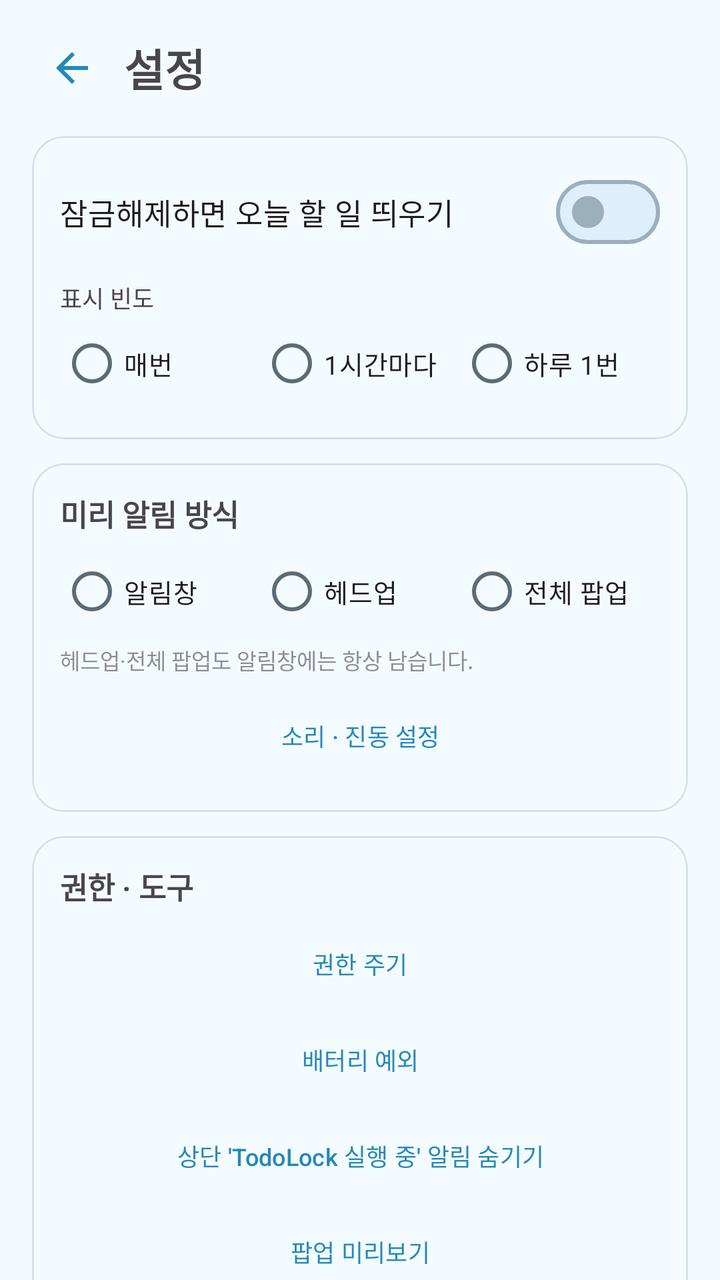
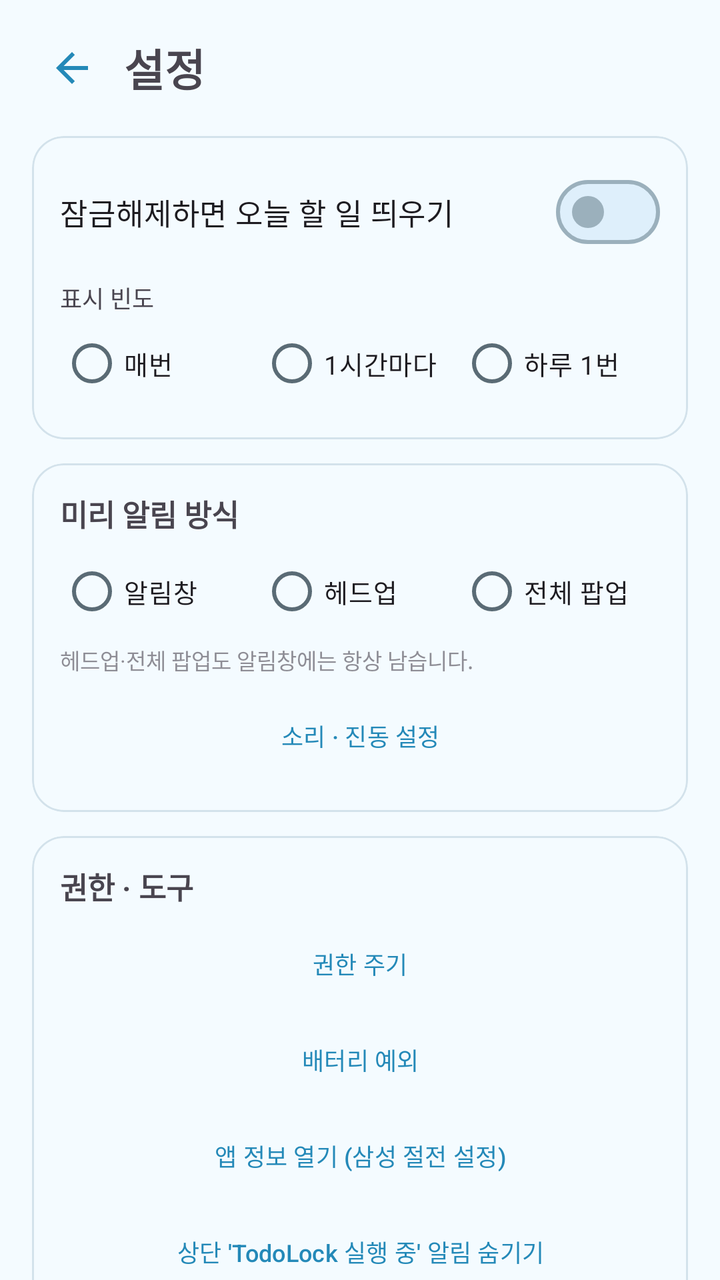

The first picture is an Android layout as it rendered before a commit; the second is the same layout after the commit. The layout source and the unified diff follow.
<!-- AndroidManifest.xml: application theme Theme.TodoLock -->
<!-- res/layout/activity_settings.xml -->
<?xml version="1.0" encoding="utf-8"?>
<androidx.core.widget.NestedScrollView xmlns:android="http://schemas.android.com/apk/res/android"
    xmlns:app="http://schemas.android.com/apk/res-auto"
    android:layout_width="match_parent"
    android:layout_height="match_parent"
    android:fitsSystemWindows="true"
    android:fillViewport="true">

    <LinearLayout
        android:layout_width="match_parent"
        android:layout_height="wrap_content"
        android:orientation="vertical"
        android:paddingStart="16dp"
        android:paddingEnd="16dp"
        android:paddingTop="14dp"
        android:paddingBottom="24dp">

        <LinearLayout
            android:layout_width="match_parent"
            android:layout_height="wrap_content"
            android:orientation="horizontal"
            android:gravity="center_vertical">

            <ImageButton
                android:id="@+id/btnBack"
                android:layout_width="40dp"
                android:layout_height="40dp"
                android:padding="8dp"
                android:src="@drawable/ic_back"
                app:tint="?attr/colorPrimary"
                android:background="?attr/selectableItemBackgroundBorderless"
                android:contentDescription="뒤로" />

            <TextView
                android:layout_width="0dp"
                android:layout_height="wrap_content"
                android:layout_weight="1"
                android:layout_marginStart="6dp"
                android:text="설정"
                android:textSize="22sp"
                android:textStyle="bold" />
        </LinearLayout>

        
        <com.google.android.material.card.MaterialCardView
            android:layout_width="match_parent"
            android:layout_height="wrap_content"
            android:layout_marginTop="14dp"
            app:cardCornerRadius="16dp"
            app:cardElevation="0dp"
            app:strokeWidth="1dp">

            <LinearLayout
                android:layout_width="match_parent"
                android:layout_height="wrap_content"
                android:orientation="vertical"
                android:padding="14dp">

                <com.google.android.material.materialswitch.MaterialSwitch
                    android:id="@+id/swEnabled"
                    android:layout_width="match_parent"
                    android:layout_height="wrap_content"
                    android:text="잠금해제하면 오늘 할 일 띄우기"
                    android:textSize="15sp" />

                <TextView
                    android:layout_width="match_parent"
                    android:layout_height="wrap_content"
                    android:layout_marginTop="10dp"
                    android:text="표시 빈도"
                    android:textSize="12sp"
                    android:textColor="?android:attr/textColorSecondary" />

                <RadioGroup
                    android:id="@+id/rgMode"
                    android:layout_width="match_parent"
                    android:layout_height="wrap_content"
                    android:orientation="horizontal">

                    <RadioButton
                        android:id="@+id/rbAlways"
                        android:layout_width="0dp"
                        android:layout_height="wrap_content"
                        android:layout_weight="1"
                        android:textSize="13sp"
                        android:text="매번" />

                    <RadioButton
                        android:id="@+id/rbHourly"
                        android:layout_width="0dp"
                        android:layout_height="wrap_content"
                        android:layout_weight="1"
                        android:textSize="13sp"
                        android:text="1시간마다" />

                    <RadioButton
                        android:id="@+id/rbOnce"
                        android:layout_width="0dp"
                        android:layout_height="wrap_content"
                        android:layout_weight="1"
                        android:textSize="13sp"
                        android:text="하루 1번" />
                </RadioGroup>
            </LinearLayout>
        </com.google.android.material.card.MaterialCardView>

        
        <com.google.android.material.card.MaterialCardView
            android:layout_width="match_parent"
            android:layout_height="wrap_content"
            android:layout_marginTop="12dp"
            app:cardCornerRadius="16dp"
            app:cardElevation="0dp"
            app:strokeWidth="1dp">

            <LinearLayout
                android:layout_width="match_parent"
                android:layout_height="wrap_content"
                android:orientation="vertical"
                android:padding="14dp">

                <TextView
                    android:layout_width="match_parent"
                    android:layout_height="wrap_content"
                    android:text="미리 알림 방식"
                    android:textSize="15sp"
                    android:textStyle="bold" />

                <RadioGroup
                    android:id="@+id/rgRemind"
                    android:layout_width="match_parent"
                    android:layout_height="wrap_content"
                    android:orientation="horizontal"
                    android:layout_marginTop="4dp">

                    <RadioButton
                        android:id="@+id/rbShade"
                        android:layout_width="0dp"
                        android:layout_height="wrap_content"
                        android:layout_weight="1"
                        android:textSize="13sp"
                        android:text="알림창" />

                    <RadioButton
                        android:id="@+id/rbHeadsUp"
                        android:layout_width="0dp"
                        android:layout_height="wrap_content"
                        android:layout_weight="1"
                        android:textSize="13sp"
                        android:text="헤드업" />

                    <RadioButton
                        android:id="@+id/rbPopup"
                        android:layout_width="0dp"
                        android:layout_height="wrap_content"
                        android:layout_weight="1"
                        android:textSize="13sp"
                        android:text="전체 팝업" />
                </RadioGroup>

                <TextView
                    android:layout_width="match_parent"
                    android:layout_height="wrap_content"
                    android:layout_marginTop="2dp"
                    android:textSize="11sp"
                    android:alpha="0.6"
                    android:text="헤드업·전체 팝업도 알림창에는 항상 남습니다." />

                <com.google.android.material.button.MaterialButton
                    android:id="@+id/btnRemindSound"
                    style="@style/Widget.Material3.Button.TextButton"
                    android:layout_width="match_parent"
                    android:layout_height="wrap_content"
                    android:layout_marginTop="6dp"
                    android:textSize="12sp"
                    android:text="소리 · 진동 설정" />
            </LinearLayout>
        </com.google.android.material.card.MaterialCardView>

        
        <com.google.android.material.card.MaterialCardView
            android:layout_width="match_parent"
            android:layout_height="wrap_content"
            android:layout_marginTop="12dp"
            app:cardCornerRadius="16dp"
            app:cardElevation="0dp"
            app:strokeWidth="1dp">

            <LinearLayout
                android:layout_width="match_parent"
                android:layout_height="wrap_content"
                android:orientation="vertical"
                android:padding="14dp">

                <TextView
                    android:layout_width="match_parent"
                    android:layout_height="wrap_content"
                    android:text="권한 · 도구"
                    android:textSize="15sp"
                    android:textStyle="bold" />

                <TextView
                    android:id="@+id/tvPermWarn"
                    android:layout_width="match_parent"
                    android:layout_height="wrap_content"
                    android:layout_marginTop="4dp"
                    android:textSize="12sp"
                    android:textColor="?attr/colorError"
                    android:text="⚠ '다른 앱 위에 표시' 권한이 없으면 팝업 대신 알림으로만 표시됩니다."
                    android:visibility="gone" />

                <com.google.android.material.button.MaterialButton
                    android:id="@+id/btnOverlay"
                    style="@style/Widget.Material3.Button.TextButton"
                    android:layout_width="match_parent"
                    android:layout_height="wrap_content"
                    android:layout_marginTop="4dp"
                    android:textSize="12sp"
                    android:text="권한 주기" />

                <com.google.android.material.button.MaterialButton
                    android:id="@+id/btnBattery"
                    style="@style/Widget.Material3.Button.TextButton"
                    android:layout_width="match_parent"
                    android:layout_height="wrap_content"
                    android:textSize="12sp"
                    android:text="배터리 예외" />

                <com.google.android.material.button.MaterialButton
                    android:id="@+id/btnHideOngoing"
                    style="@style/Widget.Material3.Button.TextButton"
                    android:layout_width="match_parent"
                    android:layout_height="wrap_content"
                    android:textSize="12sp"
                    android:text="상단 'TodoLock 실행 중' 알림 숨기기" />

                <com.google.android.material.button.MaterialButton
                    android:id="@+id/btnTest"
                    style="@style/Widget.Material3.Button.TextButton"
                    android:layout_width="match_parent"
                    android:layout_height="wrap_content"
                    android:textSize="12sp"
                    android:text="팝업 미리보기" />
            </LinearLayout>
        </com.google.android.material.card.MaterialCardView>
    </LinearLayout>
</androidx.core.widget.NestedScrollView>
<!-- resources referenced by this layout -->
<resources>
  <!-- drawable ic_back (drawable) -->
  <?xml version="1.0" encoding="utf-8"?>
  <vector xmlns:android="http://schemas.android.com/apk/res/android"
      android:width="24dp"
      android:height="24dp"
      android:viewportWidth="24"
      android:viewportHeight="24"
      android:autoMirrored="true">
      <path
          android:fillColor="@android:color/white"
          android:pathData="M20,11H7.83l5.59,-5.59L12,4l-8,8 8,8 1.41,-1.41L7.83,13H20z" />
  </vector>
  <color name="md_primary">#2489B8</color>
  <color name="md_on_primary">#FFFFFF</color>
  <color name="md_primary_container">#DCF2FE</color>
  <color name="md_on_primary_container">#1B5673</color>
  <color name="md_secondary">#4E616D</color>
  <color name="md_on_secondary">#FFFFFF</color>
  <color name="md_secondary_container">#D1E5F4</color>
  <color name="md_on_secondary_container">#0A1E28</color>
  <color name="md_tertiary">#5F5B7D</color>
  <color name="md_on_tertiary">#FFFFFF</color>
  <color name="md_tertiary_container">#E5DEFF</color>
  <color name="md_on_tertiary_container">#1B1736</color>
  <color name="md_error">#BA1A1A</color>
  <color name="md_on_error">#FFFFFF</color>
  <color name="md_error_container">#FFDAD6</color>
  <color name="md_on_error_container">#410002</color>
  <color name="md_background">#F4FBFF</color>
  <color name="md_on_background">#2C3A42</color>
  <color name="md_surface">#F4FBFF</color>
  <color name="md_on_surface">#2C3A42</color>
  <color name="md_surface_variant">#E3EEF5</color>
  <color name="md_on_surface_variant">#5A6B75</color>
  <color name="md_outline">#9BB0BC</color>
  <color name="md_outline_variant">#D3E2EB</color>
  <color name="md_inverse_surface">#2E3133</color>
  <color name="md_inverse_on_surface">#EFF1F3</color>
  <color name="md_inverse_primary">#83CFFF</color>
  <color name="md_surface_dim">#DDEBF4</color>
  <color name="md_surface_bright">#FBFDFF</color>
  <color name="md_surface_container_lowest">#FFFFFF</color>
  <color name="md_surface_container_low">#F9FCFF</color>
  <color name="md_surface_container">#EFF8FE</color>
  <color name="md_surface_container_high">#E7F4FD</color>
  <color name="md_surface_container_highest">#DEEFFB</color>
  <color name="sky_bright">#4FBDE8</color>
  <!-- unchanged entries left out for length: 1 -->
</resources>

<!-- the commit's change to res/layout/activity_settings.xml (unified diff, before → after) -->
@@ -226,6 +226,15 @@
                     android:textSize="12sp"
                     android:text="배터리 예외" />
 
+                
+                <com.google.android.material.button.MaterialButton
+                    android:id="@+id/btnAppInfo"
+                    style="@style/Widget.Material3.Button.TextButton"
+                    android:layout_width="match_parent"
+                    android:layout_height="wrap_content"
+                    android:textSize="12sp"
+                    android:text="앱 정보 열기 (삼성 절전 설정)" />
+
                 <com.google.android.material.button.MaterialButton
                     android:id="@+id/btnHideOngoing"
                     style="@style/Widget.Material3.Button.TextButton"
